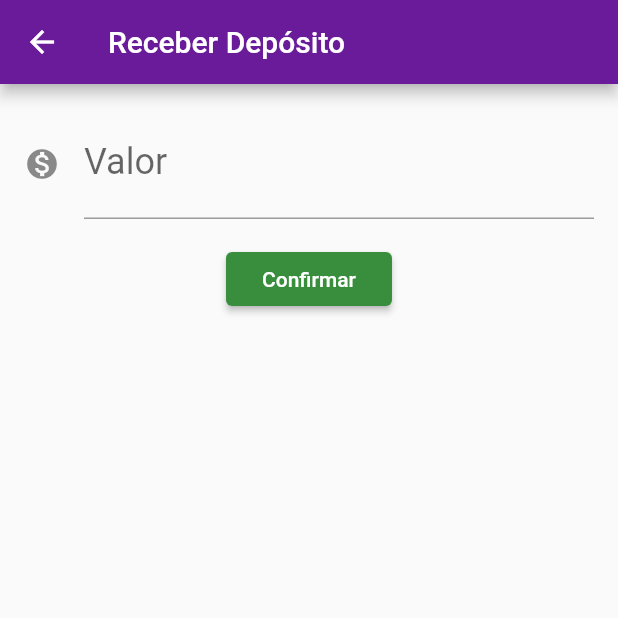
After one commit to fabiocostadeoliveira/curso-flutter-app-bytebank, a Flutter app: the screen it shows after launch, after a tap on "Receber depósito", on a phone screen of 412 x 824 dp, the top half of it. The commit adds this screen. Run offline on Flutter 3.47's test engine with Material 2 defaults, Android fonts, the phone set to English and light mode, and no system bars.

Commit message:
Adicionado Formulario de Deposito

```diff
--- a/lib/models/saldo.dart
+++ b/lib/models/saldo.dart
@@ -7,6 +7,14 @@ class Saldo extends ChangeNotifier {
 
   void adicionar(double valor) {
     this.valor += valor;
+
+    notifyListeners();
+  }
+
+  void subtrair(double valor) {
+    this.valor -= valor;
+
+    notifyListeners();
   }
 
   @override
--- a/lib/screens/dashboards/dashboard.dart
+++ b/lib/screens/dashboards/dashboard.dart
@@ -1,5 +1,8 @@
+import 'package:bytebank/models/saldo.dart';
 import 'package:bytebank/screens/dashboards/saldoCard.dart';
+import 'package:bytebank/screens/deposito/formulario.dart';
 import 'package:flutter/material.dart';
+import 'package:provider/provider.dart';
 
 class Dashboard extends StatelessWidget {
   Widget build(BuildContext context) {
@@ -7,10 +10,19 @@ class Dashboard extends StatelessWidget {
         appBar: AppBar(
           title: const Text("bytebank"),
         ),
-      body: Align(
+        body: ListView(children: <Widget>[
+          Align(
             alignment: Alignment.topCenter,
             child: SaldoCard(),
           ),
-    );
+          RaisedButton(
+            child: Text('Receber depósito'),
+            onPressed: () {
+              Navigator.push(context, MaterialPageRoute(builder: (context) {
+                return FormularioDeposito();
+              }));
+            },
+          )
+        ]));
   }
 }
--- /dev/null
+++ b/lib/screens/deposito/formulario.dart
@@ -0,0 +1,58 @@
+import 'package:bytebank/components/genericTextField.dart';
+import 'package:bytebank/models/saldo.dart';
+import 'package:flutter/cupertino.dart';
+import 'package:flutter/material.dart';
+import 'package:provider/provider.dart';
+
+const _tituloAppBar = 'Receber Depósito';
+const _labelTextValor = 'Valor';
+const _hintTextValor = '0.00';
+const _tituloBotaoConfirmar = 'Confirmar';
+
+class FormularioDeposito extends StatelessWidget {
+  final TextEditingController _controladorCampoValor = TextEditingController();
+
+  @override
+  Widget build(BuildContext context) {
+    return Scaffold(
+      appBar: AppBar(
+        title: Text(_tituloAppBar),
+      ),
+      body: SingleChildScrollView(
+        child: Column(
+          children: [
+            EditorTextField(
+              controlador: _controladorCampoValor,
+              labelText: _labelTextValor,
+              hintText: _hintTextValor,
+              icon: Icons.monetization_on,
+            ),
+            RaisedButton(
+              child: Text(_tituloBotaoConfirmar),
+              onPressed: () => _criarDeposito(context),
+            ),
+          ],
+        ),
+      ),
+    );
+  }
+
+  void _criarDeposito(BuildContext context) {
+    final double valor = double.tryParse(_controladorCampoValor.text);
+    final depositoValido = _depositoIsValid(valor);
+
+    if (depositoValido) {
+      _atualizarEstado(context, valor);
+      Navigator.pop(context);
+    }
+  }
+
+  _depositoIsValid(valor) {
+    final _campoPreenchido = valor != null;
+    return _campoPreenchido;
+  }
+
+  _atualizarEstado(context, valor) {
+    Provider.of<Saldo>(context, listen: false).adicionar(valor);
+  }
+}
```
Lines whose indentation alone changed are shown as unchanged.
